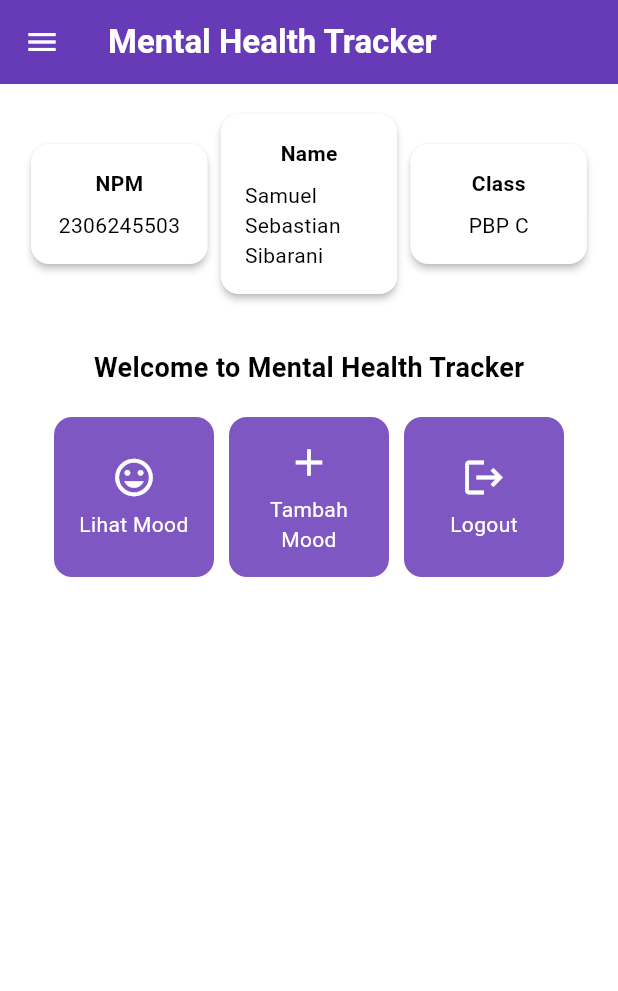
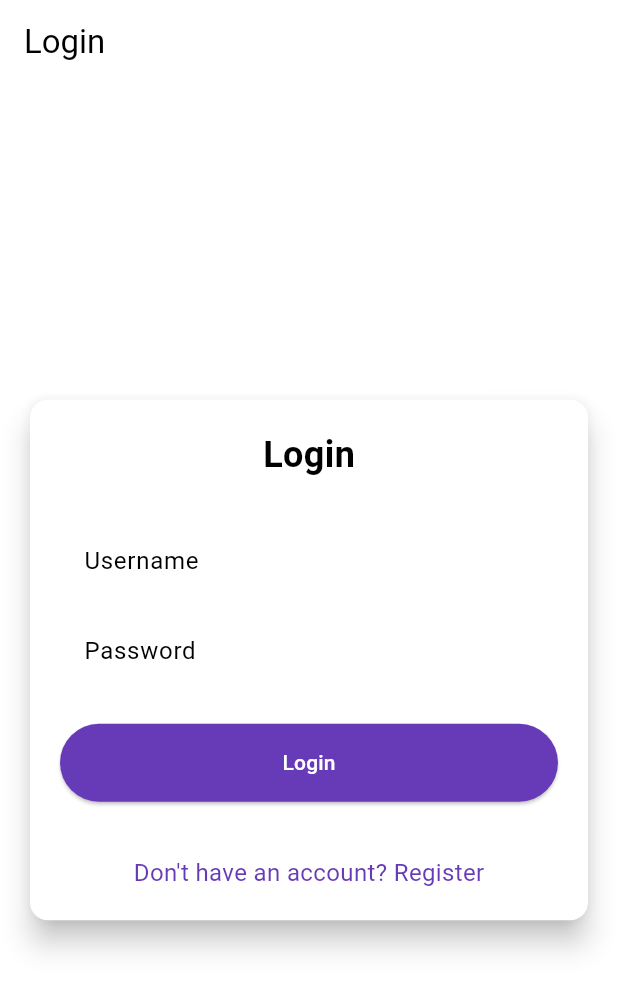
Before and after one commit to samuelsibs/mental-health-tracker-mobile, a Flutter app: the screen it shows after launch, on a phone screen of 412 x 824 dp. Shown: the top 991 px of the screen. Run offline on Flutter 3.47's test engine with Material 3 defaults, Android fonts, the phone set to English and light mode, and no system bars; missing offline and left inert: pbp_django_auth.

Commit message:
Menyelesaikan tutorial 8

```diff
--- a/lib/main.dart
+++ b/lib/main.dart
@@ -1,5 +1,8 @@
 import 'package:flutter/material.dart';
 import 'package:mental_health_tracker/screens/menu.dart';
+import 'package:mental_health_tracker/screens/login.dart';
+import 'package:pbp_django_auth/pbp_django_auth.dart';
+import 'package:provider/provider.dart';
 
 void main() {
   runApp(const MyApp());
@@ -8,33 +11,23 @@ void main() {
 class MyApp extends StatelessWidget {
   const MyApp({super.key});
 
-  // This widget is the root of your application.
   @override
   Widget build(BuildContext context) {
-    return MaterialApp(
-      title: 'Flutter Demo',
-      theme: ThemeData(
-        // This is the theme of your application.
-        //
-        // TRY THIS: Try running your application with "flutter run". You'll see
-        // the application has a purple toolbar. Then, without quitting the app,
-        // try changing the seedColor in the colorScheme below to Colors.green
-        // and then invoke "hot reload" (save your changes or press the "hot
-        // reload" button in a Flutter-supported IDE, or press "r" if you used
-        // the command line to start the app).
-        //
-        // Notice that the counter didn't reset back to zero; the application
-        // state is not lost during the reload. To reset the state, use hot
-        // restart instead.
-        //
-        // This works for code too, not just values: Most code changes can be
-        // tested with just a hot reload.
-        colorScheme: ColorScheme.fromSwatch(
-          primarySwatch: Colors.deepPurple,
-        ).copyWith(secondary: Colors.deepPurple[400]),
-        useMaterial3: true,
+    return Provider(
+      create: (_) {
+        CookieRequest request = CookieRequest();
+        return request;
+      },
+      child: MaterialApp(
+        title: 'Mental Health Tracker',
+        theme: ThemeData(
+          useMaterial3: true,
+          colorScheme: ColorScheme.fromSwatch(
+            primarySwatch: Colors.deepPurple,
+          ).copyWith(secondary: Colors.deepPurple[400]),
+        ),
+        home: const LoginPage(),
       ),
-      home: MyHomePage(),
     );
   }
 }
--- /dev/null
+++ b/lib/screens/login.dart
@@ -0,0 +1,181 @@
+import 'package:mental_health_tracker/screens/menu.dart';
+import 'package:flutter/material.dart';
+import 'package:pbp_django_auth/pbp_django_auth.dart';
+import 'package:provider/provider.dart';
+import 'package:mental_health_tracker/screens/register.dart';
+
+void main() {
+  runApp(const LoginApp());
+}
+
+class LoginApp extends StatelessWidget {
+  const LoginApp({super.key});
+
+  @override
+  Widget build(BuildContext context) {
+    return MaterialApp(
+      title: 'Login',
+      theme: ThemeData(
+        useMaterial3: true,
+        colorScheme: ColorScheme.fromSwatch(
+          primarySwatch: Colors.deepPurple,
+        ).copyWith(secondary: Colors.deepPurple[400]),
+      ),
+      home: const LoginPage(),
+    );
+  }
+}
+
+class LoginPage extends StatefulWidget {
+  const LoginPage({super.key});
+
+  @override
+  State<LoginPage> createState() => _LoginPageState();
+}
+
+class _LoginPageState extends State<LoginPage> {
+  final TextEditingController _usernameController = TextEditingController();
+  final TextEditingController _passwordController = TextEditingController();
+
+  @override
+  Widget build(BuildContext context) {
+    final request = context.watch<CookieRequest>();
+
+    return Scaffold(
+      appBar: AppBar(
+        title: const Text('Login'),
+      ),
+      body: Center(
+        child: SingleChildScrollView(
+          padding: const EdgeInsets.all(16.0),
+          child: Card(
+            elevation: 8,
+            shape: RoundedRectangleBorder(
+              borderRadius: BorderRadius.circular(12.0),
+            ),
+            child: Padding(
+              padding: const EdgeInsets.all(20.0),
+              child: Column(
+                mainAxisSize: MainAxisSize.min,
+                children: [
+                  const Text(
+                    'Login',
+                    style: TextStyle(
+                      fontSize: 24.0,
+                      fontWeight: FontWeight.bold,
+                    ),
+                  ),
+                  const SizedBox(height: 30.0),
+                  TextField(
+                    controller: _usernameController,
+                    decoration: const InputDecoration(
+                      labelText: 'Username',
+                      hintText: 'Enter your username',
+                      border: OutlineInputBorder(
+                        borderRadius: BorderRadius.all(Radius.circular(12.0)),
+                      ),
+                      contentPadding:
+                          EdgeInsets.symmetric(horizontal: 12.0, vertical: 8.0),
+                    ),
+                  ),
+                  const SizedBox(height: 12.0),
+                  TextField(
+                    controller: _passwordController,
+                    decoration: const InputDecoration(
+                      labelText: 'Password',
+                      hintText: 'Enter your password',
+                      border: OutlineInputBorder(
+                        borderRadius: BorderRadius.all(Radius.circular(12.0)),
+                      ),
+                      contentPadding:
+                          EdgeInsets.symmetric(horizontal: 12.0, vertical: 8.0),
+                    ),
+                    obscureText: true,
+                  ),
+                  const SizedBox(height: 24.0),
+                  ElevatedButton(
+                    onPressed: () async {
+                      String username = _usernameController.text;
+                      String password = _passwordController.text;
+
+                      // Cek kredensial
+                      // TODO: Ganti URL dan jangan lupa tambahkan trailing slash (/) di akhir URL!
+                      // Untuk menyambungkan Android emulator dengan Django pada localhost,
+                      // gunakan URL http://10.0.2.2/
+                      final response = await request
+                          .login("http://127.0.0.1:8000//auth/login/", {
+                        'username': username,
+                        'password': password,
+                      });
+
+                      if (request.loggedIn) {
+                        String message = response['message'];
+                        String uname = response['username'];
+                        if (context.mounted) {
+                          Navigator.pushReplacement(
+                            context,
+                            MaterialPageRoute(
+                                builder: (context) => MyHomePage()),
+                          );
+                          ScaffoldMessenger.of(context)
+                            ..hideCurrentSnackBar()
+                            ..showSnackBar(
+                              SnackBar(
+                                  content:
+                                      Text("$message Selamat datang, $uname.")),
+                            );
+                        }
+                      } else {
+                        if (context.mounted) {
+                          showDialog(
+                            context: context,
+                            builder: (context) => AlertDialog(
+                              title: const Text('Login Gagal'),
+                              content: Text(response['message']),
+                              actions: [
+                                TextButton(
+                                  child: const Text('OK'),
+                                  onPressed: () {
+                                    Navigator.pop(context);
+                                  },
+                                ),
+                              ],
+                            ),
+                          );
+                        }
+                      }
+                    },
+                    style: ElevatedButton.styleFrom(
+                      foregroundColor: Colors.white,
+                      minimumSize: Size(double.infinity, 50),
+                      backgroundColor: Theme.of(context).colorScheme.primary,
+                      padding: const EdgeInsets.symmetric(vertical: 16.0),
+                    ),
+                    child: const Text('Login'),
+                  ),
+                  const SizedBox(height: 36.0),
+                  GestureDetector(
+                    onTap: () {
+                      Navigator.push(
+                        context,
+                        MaterialPageRoute(
+                            builder: (context) => const RegisterPage()),
+                      );
+                    },
+                    child: Text(
+                      'Don\'t have an account? Register',
+                      style: TextStyle(
+                        color: Theme.of(context).colorScheme.primary,
+                        fontSize: 16.0,
+                      ),
+                    ),
+                  ),
+                ],
+              ),
+            ),
+          ),
+        ),
+      ),
+    );
+  }
+}
--- a/pubspec.yaml
+++ b/pubspec.yaml
@@ -35,6 +35,9 @@ dependencies:
   # The following adds the Cupertino Icons font to your application.
   # Use with the CupertinoIcons class for iOS style icons.
   cupertino_icons: ^1.0.8
+  provider: ^6.1.2
+  pbp_django_auth: ^0.4.0
+  http: ^1.2.2
 
 dev_dependencies:
   flutter_test:
```
Also changed, not shown: lib/models/mood_entry.dart (added, +65 -0 lines), lib/screens/list_moodentry.dart (added, +91 -0 lines), lib/screens/moodentry_form.dart (+36 -29 lines), lib/screens/register.dart (added, +166 -0 lines), lib/widgets/left_drawer.dart (+13 -0 lines), lib/widgets/mood_card.dart (+36 -1 lines), pubspec.lock, 2 other files.
